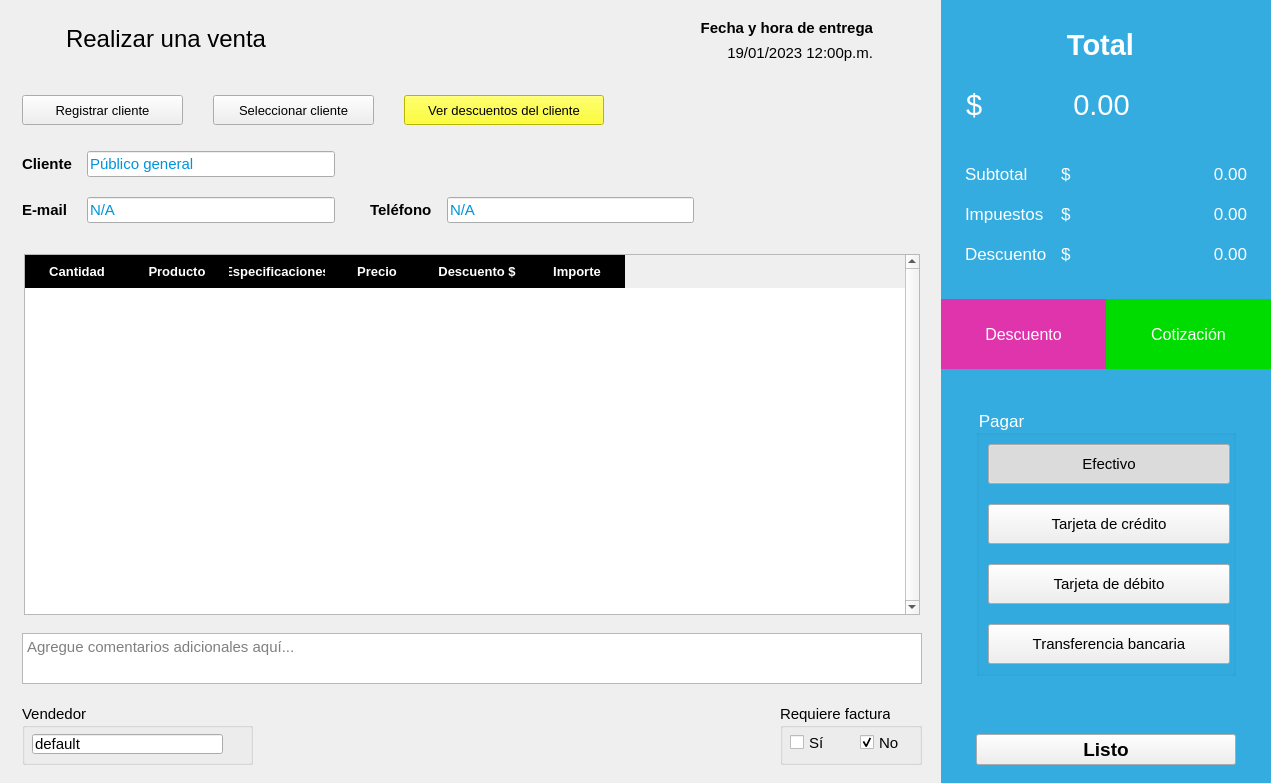
Before: the Qt Designer form ui/Ui_CrearVenta.ui in ivanperez-7/printpos, drawn with Qt 5.
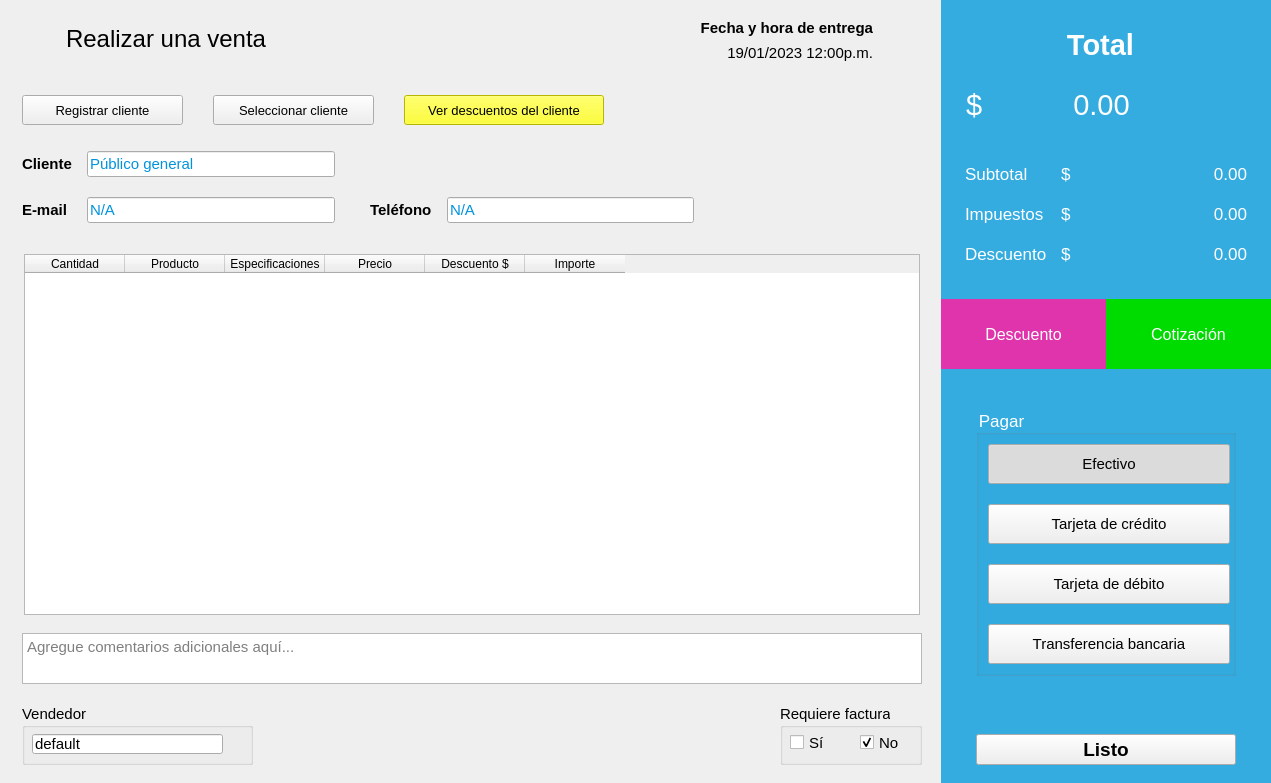
After: the same form once the commit is applied. Icons and pictures are not drawn. Custom widgets are drawn as their Qt base class.

```diff
--- a/ui/Ui_CrearVenta.ui
+++ b/ui/Ui_CrearVenta.ui
@@ -726,65 +726,13 @@
               <number>10</number>
              </property>
              <item>
-              <widget class="QTableWidget" name="tabla_productos">
-               <property name="font">
-                <font>
-                 <family>Segoe UI</family>
-                 <pointsize>10</pointsize>
-                </font>
-               </property>
-               <property name="styleSheet">
-                <string notr="true">QHeaderView::section {
-	font: bold 10pt;
-	color: rgb(255, 255, 255);
-	background-color: rgb(0, 0, 0);
-	border: 0px;
-
-	padding-left: 4px;
-	padding-top: 7px;
-	padding-bottom: 7px;
-}
-
-QTableWidget {
-	alternate-background-color: rgb(240, 240, 240);
-}
-
-QTableView {
-    selection-background-color: rgb(85, 85, 255);
-    selection-color: rgb(255, 255, 255);
-}
-QTableView:active {
-    selection-background-color: rgb(85, 85, 255);
-    selection-color: rgb(255, 255, 255);
-}</string>
-               </property>
-               <property name="verticalScrollBarPolicy">
-                <enum>Qt::ScrollBarAlwaysOn</enum>
-               </property>
-               <property name="sizeAdjustPolicy">
-                <enum>QAbstractScrollArea::AdjustToContents</enum>
-               </property>
+              <widget class="TablaDatos" name="tabla_productos">
                <property name="editTriggers">
                 <set>QAbstractItemView::DoubleClicked</set>
                </property>
-               <property name="alternatingRowColors">
-                <bool>true</bool>
-               </property>
-               <property name="selectionBehavior">
-                <enum>QAbstractItemView::SelectRows</enum>
-               </property>
-               <property name="showGrid">
-                <bool>false</bool>
-               </property>
-               <property name="wordWrap">
-                <bool>true</bool>
-               </property>
                <attribute name="horizontalHeaderMinimumSectionSize">
                 <number>80</number>
                </attribute>
-               <attribute name="verticalHeaderVisible">
-                <bool>false</bool>
-               </attribute>
                <column>
                 <property name="text">
                  <string>Cantidad</string>
@@ -1732,6 +1680,13 @@
    </layout>
   </widget>
  </widget>
+ <customwidgets>
+  <customwidget>
+   <class>TablaDatos</class>
+   <extends>QTableWidget</extends>
+   <header>utils.mywidgets.h</header>
+  </customwidget>
+ </customwidgets>
  <tabstops>
   <tabstop>txtCliente</tabstop>
   <tabstop>txtCorreo</tabstop>
```
